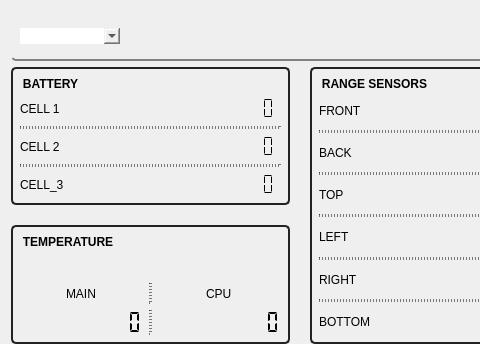
Before: the Qt Designer form dashboard/resource/dashboard.ui in GroupOfRobots/MiniRysRQT, drawn with Qt 5; both pictures show x 0 to 480 and y 0 to 344 of the 599 by 637 pixel window.
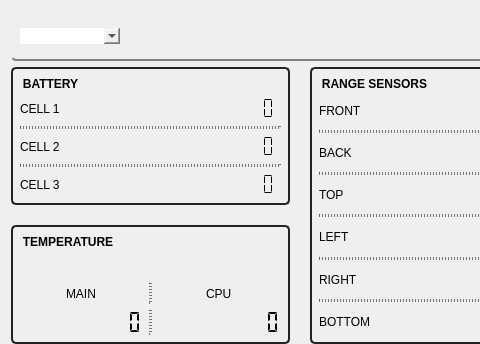
After: the same form once the commit is applied. Icons and pictures are not drawn.

```diff
--- a/dashboard/resource/dashboard.ui
+++ b/dashboard/resource/dashboard.ui
@@ -641,7 +641,7 @@
                </size>
               </property>
               <property name="text">
-               <string>CELL_3</string>
+               <string>CELL 3</string>
               </property>
              </widget>
             </item>
```
